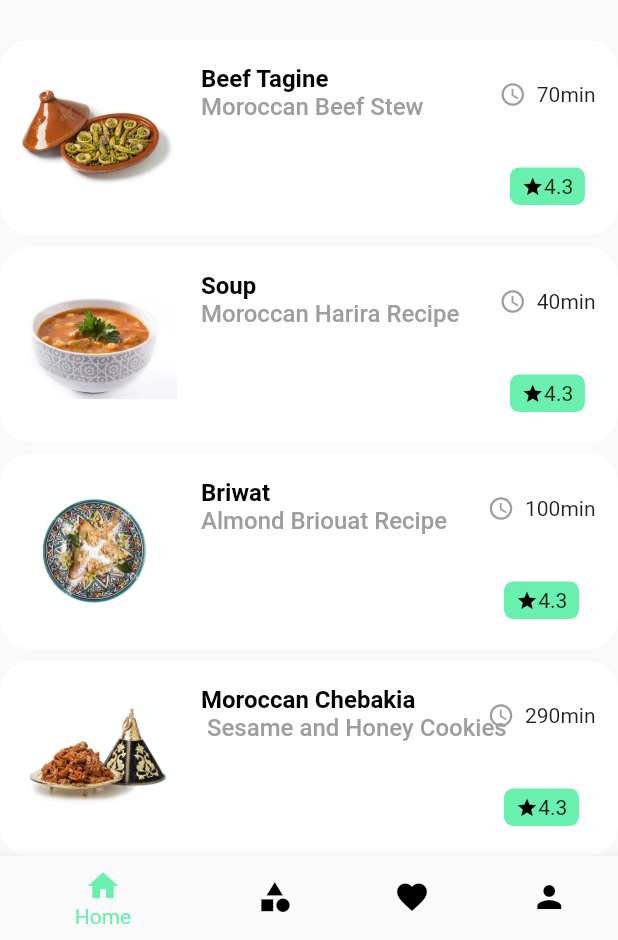
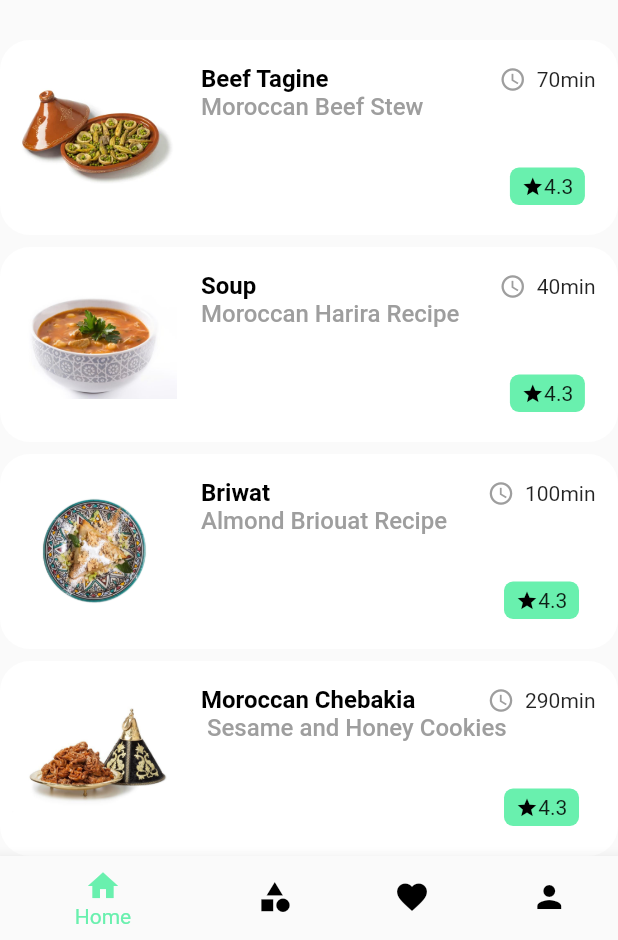
Before and after one commit to koliche/Moroccan-Food-Recipes, a Flutter app: the screen it shows after launch, scrolled down 490 dp, on a phone screen of 412 x 824 dp, the part 296-1236 px from its top. Run offline on Flutter 3.47's test engine with Material 2 defaults, Android fonts, the phone set to English and light mode, and no system bars; our stand-ins replace font_awesome_flutter, google_fonts.

Commit message:
commit 3

```diff
--- a/lib/views/widgets/recipe_card.dart
+++ b/lib/views/widgets/recipe_card.dart
@@ -106,7 +106,7 @@ class RecipeCard extends StatelessWidget {
                   child: Column(
                     children: [
                       Container(
-                        margin: EdgeInsets.only(bottom: 40),
+                        margin: EdgeInsets.only(bottom: 50),
                         child: Row(
                           children: [
                             Icon(
```
